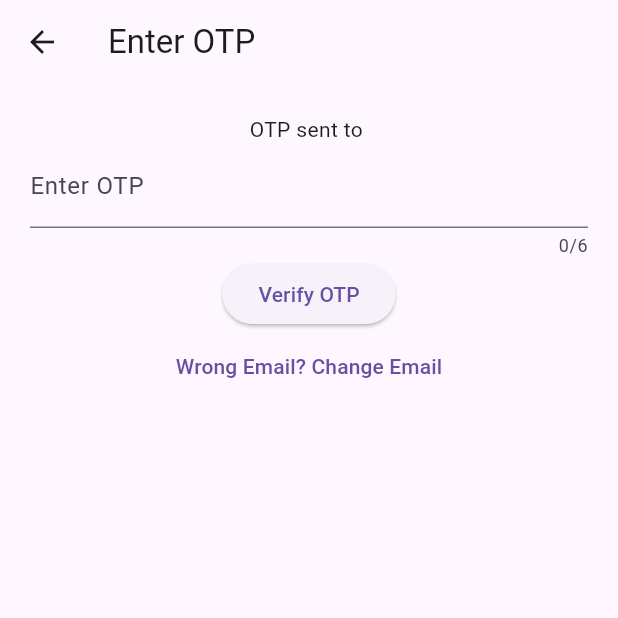
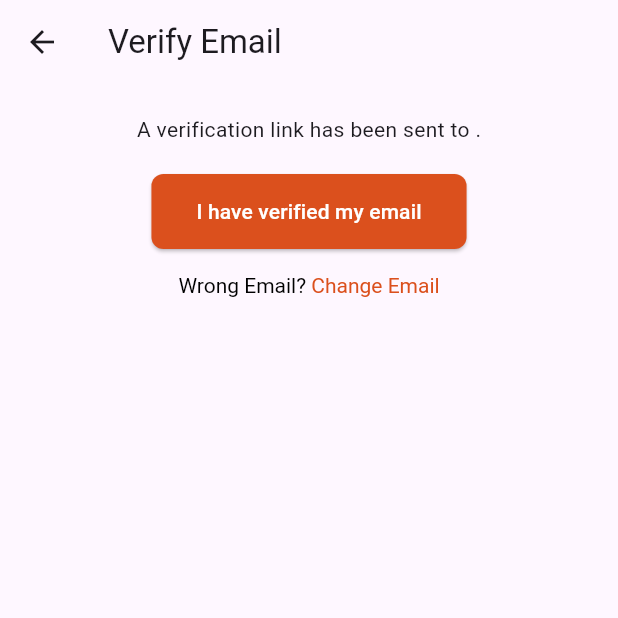
Before and after one commit to Toluwa-AO/tao_status_tracker, a Flutter app: the OTPScreen screen opened directly with empty values, on a phone screen of 412 x 824 dp, the top half of it. Run offline on Flutter 3.47's test engine with Material 3 defaults, Android fonts, the light colour scheme and no system bars; our stand-ins replace cloud_firestore, equatable, firebase_auth, firebase_core, firebase_messaging, firebase_storage and 4 more; missing offline and left inert: firebase_app_check, mailer; accounts and stored records are empty.

Commit message:
verfied email and account creation

```diff
--- a/lib/presentation/screens/otp_screen.dart
+++ b/lib/presentation/screens/otp_screen.dart
@@ -1,4 +1,6 @@
 import 'package:flutter/material.dart';
+import 'package:firebase_auth/firebase_auth.dart';
+import 'package:tao_status_tracker/presentation/screens/success_screen.dart';
 import 'package:tao_status_tracker/presentation/screens/change_email_screen.dart';
 
 class OTPScreen extends StatefulWidget {
@@ -12,14 +14,31 @@ class OTPScreen extends StatefulWidget {
 class _OTPScreenState extends State<OTPScreen> {
   final TextEditingController _otpController = TextEditingController();
 
-  void _verifyOTP() {
-    // Verify OTP Logic
-    if (_otpController.text.length == 6) {
-      // Proceed to home screen after verification
-      Navigator.of(context).pushReplacementNamed('/home');
+  Future<void> _verifyEmail() async {
+    try {
+      final FirebaseAuth auth = FirebaseAuth.instance;
+      User? user = auth.currentUser;
+
+      // Reload user to get the latest email verification status
+      await user?.reload();
+      user = auth.currentUser;
+
+      if (user != null && user.emailVerified) {
+        // Navigate to success screen
+        Navigator.of(context).pushReplacement(
+          MaterialPageRoute(builder: (context) => const SuccessScreen()),
+        );
       } else {
         ScaffoldMessenger.of(context).showSnackBar(
-        const SnackBar(content: Text('Invalid OTP'), backgroundColor: Colors.red),
+          const SnackBar(
+            content: Text('Email not verified yet. Please check your inbox.'),
+            backgroundColor: Colors.red,
+          ),
+        );
+      }
+    } catch (e) {
+      ScaffoldMessenger.of(context).showSnackBar(
+        SnackBar(content: Text('Error: $e'), backgroundColor: Colors.red),
       );
     }
   }
@@ -33,27 +52,43 @@ class _OTPScreenState extends State<OTPScreen> {
   @override
   Widget build(BuildContext context) {
     return Scaffold(
-      appBar: AppBar(title: const Text('Enter OTP')),
+      appBar: AppBar(title: const Text('Verify Email')),
       body: Padding(
         padding: const EdgeInsets.all(20.0),
+        child: Center(
           child: Column(
             children: [
-            Text('OTP sent to ${widget.email}'),
-            TextField(
-              controller: _otpController,
-              keyboardType: TextInputType.number,
-              maxLength: 6,
-              decoration: const InputDecoration(labelText: 'Enter OTP'),
+              Text('A verification link has been sent to ${widget.email}.'),
+              const SizedBox(height: 20),
+              ElevatedButton(
+              style: ElevatedButton.styleFrom(
+                backgroundColor: Color(0xFFDB501D), // Replace with your login/register button color
+                foregroundColor: Colors.white, // Replace with your login/register button text color
+                padding: const EdgeInsets.symmetric(vertical: 15, horizontal: 30),
+                shape: RoundedRectangleBorder(
+                borderRadius: BorderRadius.circular(8),
                 ),
-            ElevatedButton(
-              onPressed: _verifyOTP,
-              child: const Text('Verify OTP'),
+              ),
+              onPressed: _verifyEmail,
+              child: const Text('I have verified my email'),
               ),
               TextButton(
               onPressed: _changeEmail,
-              child: const Text('Wrong Email? Change Email'),
+              child: RichText(
+                text: TextSpan(
+                text: 'Wrong Email? ',
+                style: const TextStyle(color: Colors.black),
+                children: [
+                  TextSpan(
+                  text: 'Change Email',
+                  style: const TextStyle(color: Color(0xFFDB501D)),
                   ),
                 ],
+                ),
+              ),
+              ),
+            ],
+          ),
         ),
       ),
     );
```
Also changed, not shown: lib/presentation/screens/change_email_screen.dart (+12 -3 lines), lib/presentation/screens/registration_screen.dart (+35 -29 lines), lib/presentation/screens/success_screen.dart (added, +41 -0 lines). Lines whose indentation alone changed are shown as unchanged.
